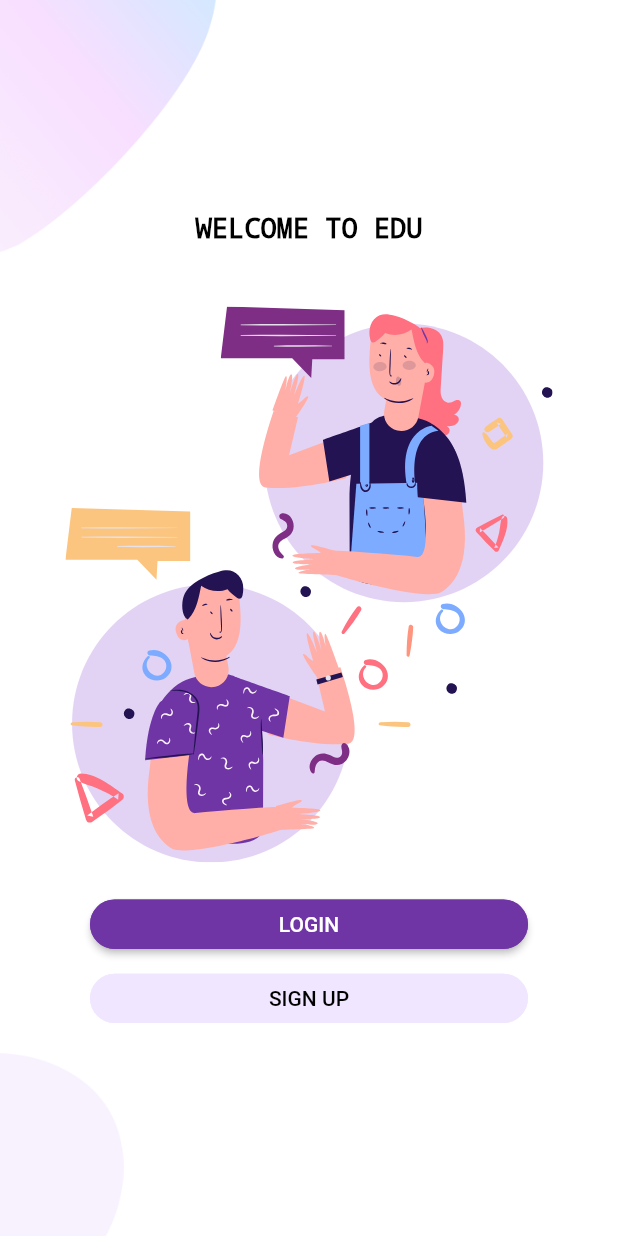
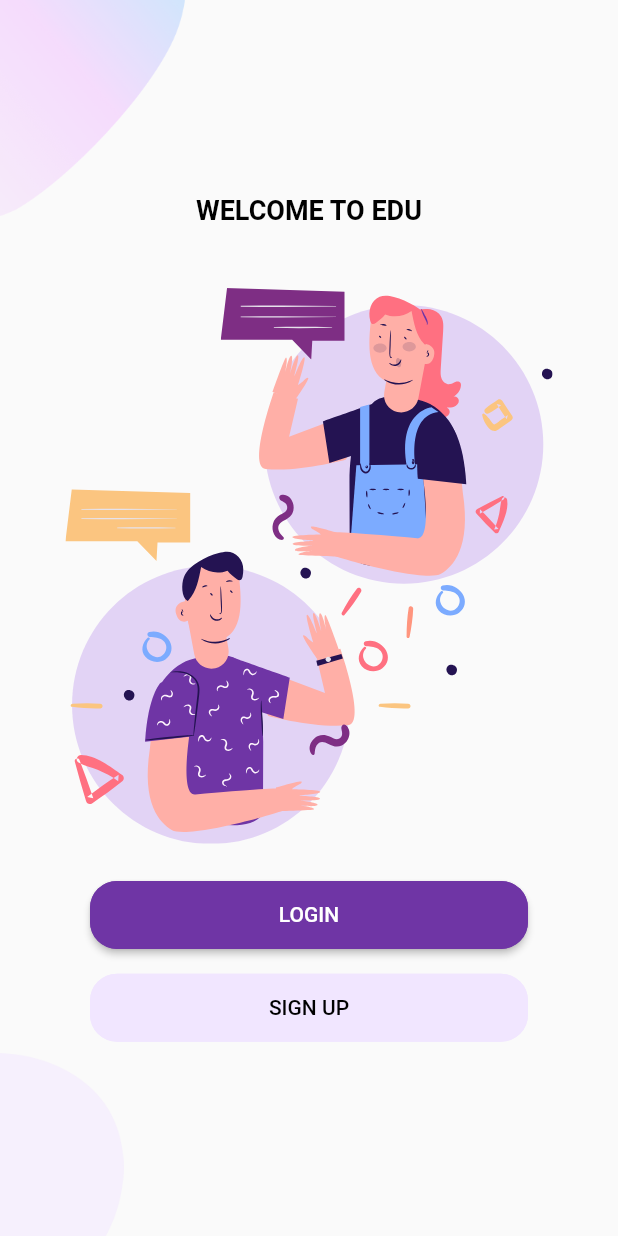
Before and after one commit to Soe-Htun/login_signup_flutter_ui, a Flutter app: the screen it shows after launch, on a phone screen of 412 x 824 dp. Run offline on Flutter 3.47's test engine with Material 2 defaults, Android fonts, the phone set to English and light mode, and no system bars; our stand-ins replace flutter_svg.

Commit message:
change size and welcome dart

```diff
--- a/lib/Screens/Login/components/Login.dart
+++ b/lib/Screens/Login/components/Login.dart
@@ -45,7 +45,7 @@ class _LoginState extends State<Login> {
             Container(
                 width: double.infinity,
                 padding: EdgeInsets.only(left: 60, right: 60),
-                height: size.height * 0.04,
+                height: size.height * 0.055,
                 child: Email()),
             SizedBox(
               height: size.height * 0.02,
@@ -55,7 +55,7 @@ class _LoginState extends State<Login> {
             Container(
                 width: double.infinity,
                 padding: EdgeInsets.only(left: 60, right: 60),
-                height: size.height * 0.04,
+                height: size.height * 0.055,
                 child: Password()),
             SizedBox(
               height: size.height * 0.03,
@@ -65,7 +65,7 @@ class _LoginState extends State<Login> {
             Container(
               width: double.infinity,
               padding: EdgeInsets.only(left: 60, right: 60),
-              height: size.height * 0.04,
+              height: size.height * 0.055,
               child: ElevatedButton(
                   style: ButtonStyle(
                       backgroundColor: MaterialStateProperty.all(kPrimaryColor),
--- a/lib/Screens/SignUp/components/signUp.dart
+++ b/lib/Screens/SignUp/components/signUp.dart
@@ -39,7 +39,7 @@ class _SignUpState extends State<SignUp> {
             //Email
             Container(
               width: double.infinity,
-              height: size.height * 0.04,
+              height: size.height * 0.055,
               padding: EdgeInsets.only(left: 60, right: 60),
               child: Email()
             ),
@@ -50,7 +50,7 @@ class _SignUpState extends State<SignUp> {
 
             Container(
               width: double.infinity,
-              height: size.height * 0.04,
+              height: size.height * 0.055,
               padding: EdgeInsets.only(left: 60, right: 60),
               child: Password()
             ),
@@ -60,7 +60,7 @@ class _SignUpState extends State<SignUp> {
             // SignUp Button
             Container(
               width: double.infinity,
-              height: size.height * 0.04,
+              height: size.height * 0.055,
               padding: EdgeInsets.only(left: 60, right: 60),
               child: ElevatedButton(onPressed: (){},
                 style: ButtonStyle(
--- a/lib/Screens/Welcome/components/background.dart
+++ b/lib/Screens/Welcome/components/background.dart
@@ -1,15 +1,16 @@
 
 import 'package:flutter/material.dart';
-import 'package:logon_signup_test/Screens/Welcome/components/welcome.dart';
 
 class Background extends StatelessWidget {
-  const Background({Key key, SingleChildScrollView child}) : super(key: key);
+  final Widget child;
+  const Background({Key key, @required this.child,}) : super(key: key);
+
   @override
   Widget build(BuildContext context) {
     Size size = MediaQuery.of(context).size;
     return Container(
       width: double.infinity,
-      height: size.height ,
+      height: size.height,
       child: Stack(
         alignment: Alignment.center,
         children: <Widget> [
@@ -17,7 +18,7 @@ class Background extends StatelessWidget {
             top: 0,
             left:0,
             child: Image.asset("assets/images/main_top.png",
-              width: size.width * 0.35,
+              width: size.width * 0.3,
             ),
           ),
 
@@ -28,9 +29,7 @@ class Background extends StatelessWidget {
               width: size.width * 0.2,
             ),
           ),
-          Center(
-            child: Welcome(),
-          )
+          child,
 
         ],
       ),
--- a/lib/Screens/Welcome/components/welcome.dart
+++ b/lib/Screens/Welcome/components/welcome.dart
@@ -2,13 +2,16 @@ import 'package:flutter/material.dart';
 import 'package:flutter_svg/flutter_svg.dart';
 import 'package:logon_signup_test/Screens/Login/login_screens.dart';
 import 'package:logon_signup_test/Screens/SignUp/signup_screens.dart';
+import 'package:logon_signup_test/Screens/Welcome/components/background.dart';
 import 'package:logon_signup_test/constants.dart';
 
 class Welcome extends StatelessWidget {
+  const Welcome({Key key}) : super(key: key);
   @override
   Widget build(BuildContext context) {
     Size size = MediaQuery.of(context).size;
-    return Container(
+
+    return Background(
       child: SingleChildScrollView(
         child: Column(
           mainAxisAlignment: MainAxisAlignment.center,
@@ -31,7 +34,7 @@ class Welcome extends StatelessWidget {
             Container(
               padding: EdgeInsets.only(left: 60, right: 60),
               width: double.infinity,
-              height: size.height * 0.04,
+              height: size.height * 0.055,
               child: ElevatedButton(
                 onPressed: () {
                   Navigator.push(context, MaterialPageRoute(builder: (context) => LoginScreen() ));
@@ -57,7 +60,7 @@ class Welcome extends StatelessWidget {
             Container(
               padding: EdgeInsets.only(left: 60, right: 60),
               width: double.infinity,
-              height: size.height * 0.04,
+              height: size.height * 0.055,
               child: TextButton(
                 onPressed: () {
                   Navigator.push(context, MaterialPageRoute(builder: (context) => SignUpScreens()));
--- /dev/null
+++ b/lib/Screens/Welcome/welcome_screens.dart
@@ -0,0 +1,10 @@
+import 'package:flutter/material.dart';
+import 'package:logon_signup_test/Screens/Welcome/components/welcome.dart';
+class WelcomeScreen extends StatelessWidget {
+  @override
+  Widget build(BuildContext context) {
+    return Scaffold(
+      body: Welcome(),
+    );
+  }
+}
--- a/lib/components/already_have_an_account.dart
+++ b/lib/components/already_have_an_account.dart
@@ -19,7 +19,7 @@ class AlreadyHaveAnAccount extends StatelessWidget {
         GestureDetector(
           onTap: press,
           child: Text(
-            login ? "Sign Up" : "Sign In",
+            login ? " Sign Up" : " Sign In",
             style: TextStyle(
               color: kPrimaryColor,
               fontWeight: FontWeight.bold
--- a/lib/main.dart
+++ b/lib/main.dart
@@ -1,6 +1,5 @@
 import 'package:flutter/material.dart';
-import 'package:logon_signup_test/Screens/Welcome/components/background.dart';
-import 'package:logon_signup_test/Screens/Welcome/components/welcome.dart';
+import 'package:logon_signup_test/Screens/Welcome/welcome_screens.dart';
 
 void main() {
   runApp(MyApp());
@@ -14,18 +13,9 @@ class MyApp extends StatelessWidget {
       debugShowCheckedModeBanner: false,
       title: 'Flutter Demo',
       theme: ThemeData(
-        // This is the theme of your application.
-        //
-        // Try running your application with "flutter run". You'll see the
-        // application has a blue toolbar. Then, without quitting the app, try
-        // changing the primarySwatch below to Colors.green and then invoke
-        // "hot reload" (press "r" in the console where you ran "flutter run",
-        // or simply save your changes to "hot reload" in a Flutter IDE).
-        // Notice that the counter didn't reset back to zero; the application
-        // is not restarted.
         primarySwatch: Colors.blue,
       ),
-      home: Background() ,
+      home: WelcomeScreen() ,
     );
   }
 }
```
Also changed, not shown: 1 other file.
